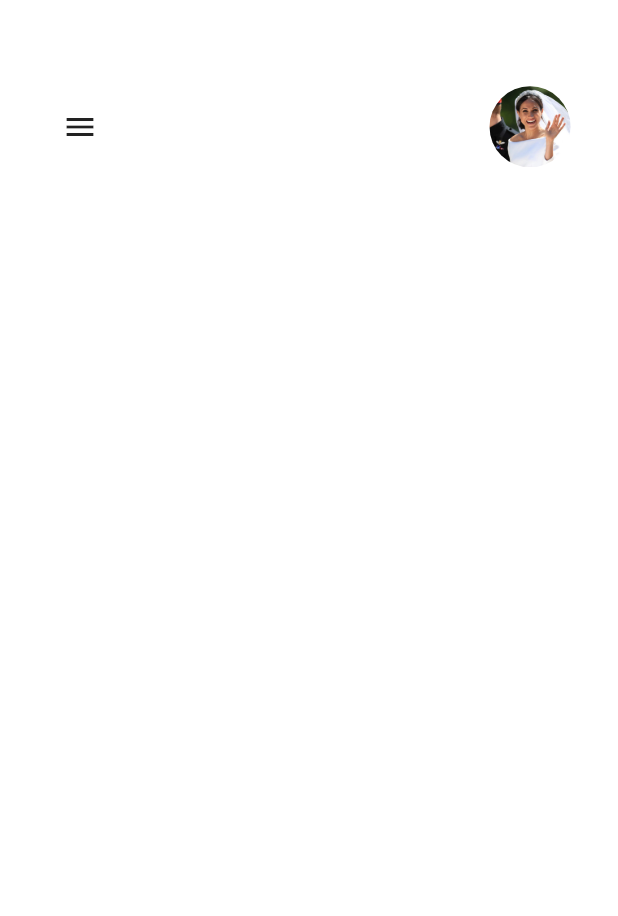
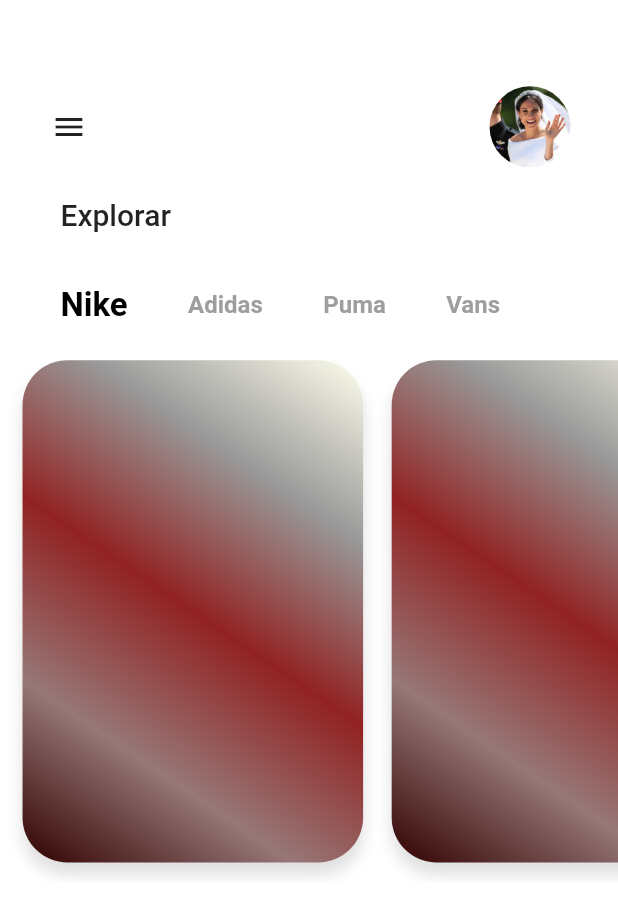
Before and after one commit to LuisGuilhermeBispo/Flutter_E-Commerce, a Flutter app: the screen it shows after launch, on a phone screen of 412 x 824 dp. Shown: the top 916 px of the screen. Run offline on Flutter 3.47's test engine with Material 2 defaults, Android fonts, the phone set to English and light mode, and no system bars; our stand-ins replace flutter_screenutil; Roboto replaces fonts that are missing (Montserrat).

Commit message:
menu de marcas selecionavel

```diff
--- /dev/null
+++ b/myapp/lib/brandSelector.dart
@@ -0,0 +1,50 @@
+import 'package:flutter/material.dart';
+import 'package:flutter_screenutil/flutter_screenutil.dart';
+
+class BrandSelector extends StatefulWidget {
+  final List<String> brands;
+  BrandSelector({@required this.brands});
+  @override
+  _BrandSelectorState createState() => _BrandSelectorState();
+}
+
+class _BrandSelectorState extends State<BrandSelector> {
+
+ int _currentIndex = 0;
+ bool _isSelected;
+
+ List<Widget> _buildShoesBrands(){
+   return widget.brands.map((brand){
+     var index = widget.brands.indexOf(brand);
+     _isSelected = _currentIndex == index;
+     return Padding(
+       padding: EdgeInsets.only(
+         left: ScreenUtil().setWidth(110),
+       ),
+            child: GestureDetector(
+         onTap: (){
+           setState(() {
+             _currentIndex = index;
+           });
+         },
+         child: Text(
+           brand,
+           style: TextStyle(
+             color: _isSelected ? Colors.black : Colors.grey,
+             fontSize: _isSelected ? 22 : 16,
+             fontFamily: "Montserrat",
+             fontWeight: FontWeight.w700,
+           ),
+         ),
+       ),
+     );
+   }).toList();
+ }
+
+  @override
+  Widget build(BuildContext context) {
+    return Row(
+      children: _buildShoesBrands(),
+    );
+  }
+}
--- a/myapp/lib/main.dart
+++ b/myapp/lib/main.dart
@@ -1,6 +1,9 @@
 import 'package:flutter/material.dart';
 import 'package:flutter_screenutil/flutter_screenutil.dart';
+import 'package:myapp/productCard.dart';
 import 'package:myapp/utils/profileClipper.dart';
+import 'package:myapp/model/model.dart';
+import 'brandSelector.dart';
 
 void main() => runApp(MyApp());
 
@@ -43,7 +46,7 @@ class _MyHomePageState extends State<MyHomePage> {
             Padding(
               padding: EdgeInsets.only(
                 top: ScreenUtil().setHeight(170),
-                left: ScreenUtil().setWidth(80),
+                left: ScreenUtil().setWidth(60),
                 right: ScreenUtil().setWidth(80)
               ),
               child: Row(
@@ -64,7 +67,43 @@ class _MyHomePageState extends State<MyHomePage> {
                   ),
                 ],
               ),
-            )
+            ),
+            Padding(
+              padding: EdgeInsets.only(
+                top: ScreenUtil().setHeight(60),
+                left: ScreenUtil().setWidth(110),
+                bottom: ScreenUtil().setHeight(105),
+              ),
+              child: Text(
+                "Explorar",
+                style: Theme.of(context).textTheme.title,
+              ),
+            ),
+            BrandSelector(brands: ["Nike", "Adidas", "Puma", "Vans"]
+            ),
+            SizedBox(
+              height: ScreenUtil().setHeight(50),
+            ),
+            SizedBox(
+              height: ScreenUtil().setHeight(1050),
+              child: ListView.builder(
+                scrollDirection: Axis.horizontal,
+                physics: BouncingScrollPhysics(),
+                itemCount: products.length - 1,
+                itemBuilder: (context, index){
+                  Shoes shoes = products[index];
+                  return Padding(
+                    padding: EdgeInsets.only(
+                      left: ScreenUtil().setWidth(30),
+                    ),
+                    child: ProductCard(
+                      shoes: shoes,
+                      cardNum: index,
+                    ),
+                  );
+                },
+              ),
+            ),
           ],
         ),
       ),
--- /dev/null
+++ b/myapp/lib/model/model.dart
@@ -0,0 +1,12 @@
+class Shoes {
+  String image;
+  String title;
+  //const colors;
+  Shoes({/*this.colors,*/ this.image, this.title});
+}
+
+var products = [
+  Shoes(image: "assets/img_01.png", title: "Pampas", ),
+  Shoes(image: "assets/img_02.png", title: "Plattan TLE"),
+  Shoes(image: "assets/img_03.png", title: "Plattan 2"),
+];
--- /dev/null
+++ b/myapp/lib/productCard.dart
@@ -0,0 +1,46 @@
+import 'package:flutter/material.dart';
+import 'package:flutter_screenutil/flutter_screenutil.dart';
+import 'package:myapp/model/model.dart';
+
+class ProductCard extends StatelessWidget {
+  final Shoes shoes;
+  final int cardNum;
+  ProductCard({this.shoes, this.cardNum});
+  @override
+  Widget build(BuildContext context) {
+    return Container(
+      width: ScreenUtil().setWidth(642),
+      child: Stack(
+        children: <Widget>[
+          Align(
+            alignment: Alignment.bottomCenter,
+            child: Padding(
+              padding: EdgeInsets.only(
+                bottom: ScreenUtil().setHeight(40),
+              ),
+              child: Container(
+                width: ScreenUtil().setWidth(620),
+                height: ScreenUtil().setHeight(990),
+                decoration: BoxDecoration(
+                  gradient: LinearGradient(
+                    colors: [const Color(0xFFFFFFEE), const Color(0xFF999999), const Color(0xFF922222), const Color(0xFF977777), const Color(0xFF300000)],
+                    begin: Alignment.topRight,
+                    end: Alignment.bottomLeft,
+                  ),
+                  boxShadow: [
+                    BoxShadow(
+                      color: Colors.black12,
+                      offset: Offset(0, 8),
+                      blurRadius: 8,
+                    ),
+                  ],
+                  borderRadius: BorderRadius.circular(30),
+                ),
+              ),
+            ),
+          )
+        ],
+      ),
+    );
+  }
+}
--- a/myapp/pubspec.yaml
+++ b/myapp/pubspec.yaml
@@ -47,6 +47,9 @@ flutter:
   #  - images/a_dot_ham.jpeg
   assets:
     - assets/portrait.jpg
+    - assets/img_01.png
+    - assets/img_02.png
+    - assets/img_03.png
 
   # An image asset can refer to one or more resolution-specific "variants", see
   # https://flutter.dev/assets-and-images/#resolution-aware.
```
Also changed, not shown: myapp/assets/img_01.png (added), myapp/assets/img_02.png (added), myapp/assets/img_03.png (added), myapp/assets/portrait.png (deleted).
